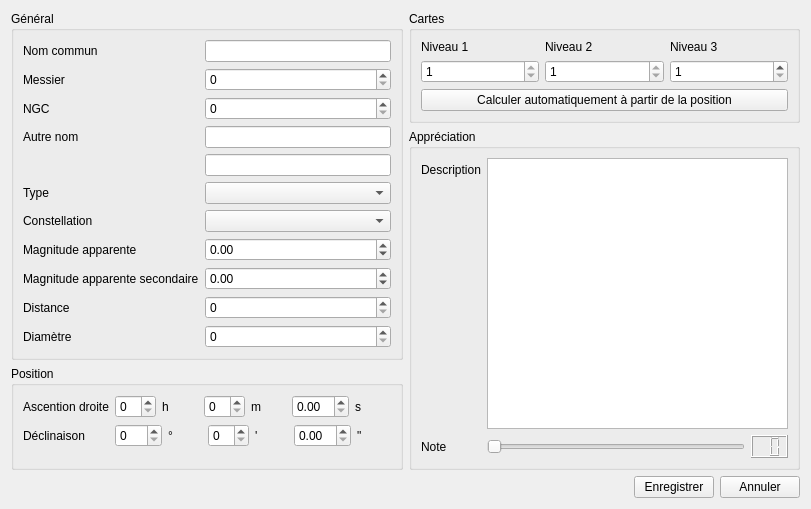
Old version of the form newobject.ui in the repository Paracetamol56/Observeur2.
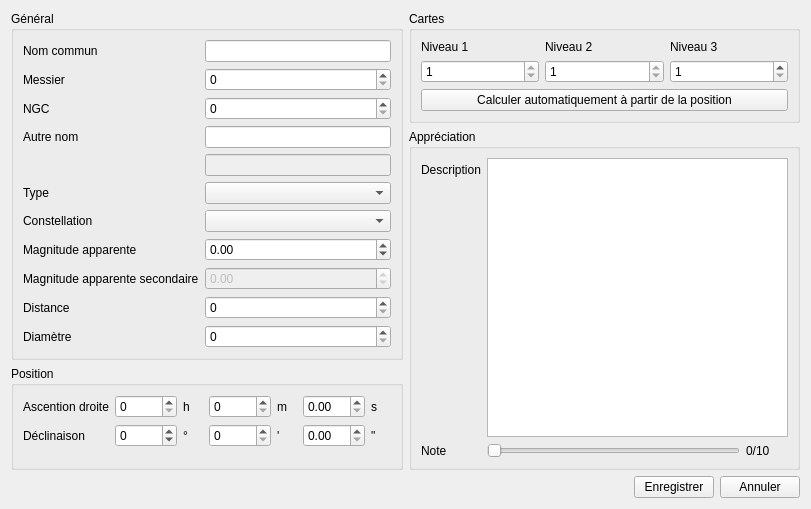
New version of the form.

Commit message: Verification function

What changed in the file:
```diff
--- a/newobject.ui
+++ b/newobject.ui
@@ -137,6 +137,9 @@
           </item>
           <item row="8" column="1">
            <widget class="QDoubleSpinBox" name="ApparentMagnitudeDoubleSpinBox_2">
+            <property name="enabled">
+             <bool>false</bool>
+            </property>
             <property name="minimum">
              <double>-30.000000000000000</double>
             </property>
@@ -186,7 +189,11 @@
            </widget>
           </item>
           <item row="4" column="1">
-           <widget class="QLineEdit" name="OtherNameLineEdit_2"/>
+           <widget class="QLineEdit" name="OtherNameLineEdit_2">
+            <property name="enabled">
+             <bool>false</bool>
+            </property>
+           </widget>
           </item>
          </layout>
         </widget>
@@ -205,7 +212,7 @@
            </widget>
           </item>
           <item row="0" column="1">
-           <layout class="QHBoxLayout" name="RAHorizontalLayout">
+           <layout class="QHBoxLayout" name="RAHorizontalLayout" stretch="3,1,3,1,3,1">
             <item>
              <widget class="QSpinBox" name="RAHourSpinBox">
               <property name="maximum">
@@ -258,23 +265,26 @@
            </widget>
           </item>
           <item row="1" column="1">
-           <layout class="QHBoxLayout" name="DecHorizontalLayout">
+           <layout class="QHBoxLayout" name="DecHorizontalLayout" stretch="3,1,3,1,3,1">
             <item>
-             <widget class="QSpinBox" name="DecHourSpinBox">
+             <widget class="QSpinBox" name="DecDegreeSpinBox">
+              <property name="minimum">
+               <number>-89</number>
+              </property>
               <property name="maximum">
-               <number>359</number>
+               <number>89</number>
               </property>
              </widget>
             </item>
             <item>
-             <widget class="QLabel" name="DecHourLabel">
+             <widget class="QLabel" name="DecDegreeLabel">
               <property name="text">
                <string>°</string>
               </property>
              </widget>
             </item>
             <item>
-             <widget class="QSpinBox" name="DecSecondSpinBox">
+             <widget class="QSpinBox" name="DecMinuteSpinBox">
               <property name="maximum">
                <number>59</number>
               </property>
@@ -397,15 +407,15 @@
           <item row="0" column="1">
            <widget class="QTextEdit" name="DescriptionTextEdit"/>
           </item>
-          <item row="2" column="0">
+          <item row="1" column="0">
            <widget class="QLabel" name="NoteLabel">
             <property name="text">
              <string>Note</string>
             </property>
            </widget>
           </item>
-          <item row="2" column="1">
-           <layout class="QHBoxLayout" name="NoteHorizontalLayout">
+          <item row="1" column="1">
+           <layout class="QHBoxLayout" name="NoteHorizontalLayout" stretch="6,1">
             <item>
              <widget class="QSlider" name="NoteHorizontalSlider">
               <property name="maximum">
@@ -417,9 +427,9 @@
              </widget>
             </item>
             <item>
-             <widget class="QLCDNumber" name="NoteLcdNumber">
-              <property name="digitCount">
-               <number>2</number>
+             <widget class="QLabel" name="NoteDisplayLabel">
+              <property name="text">
+               <string>0/10</string>
               </property>
              </widget>
             </item>
```
The commit also changes 2 other files.
